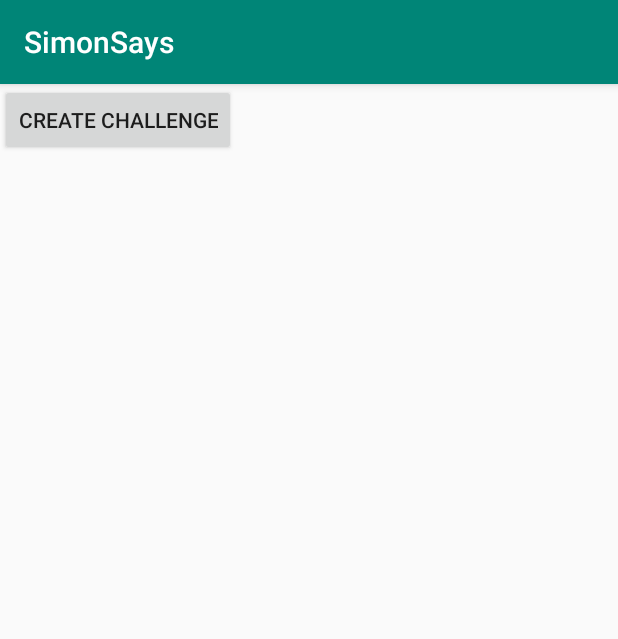
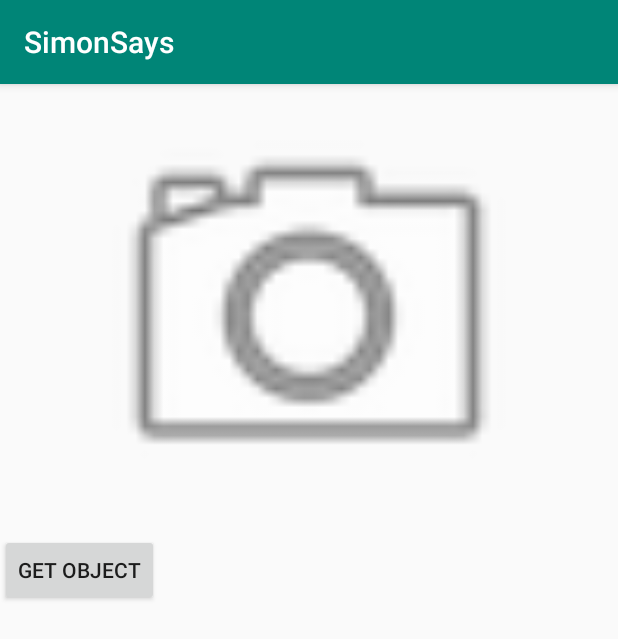
Before and after one commit to PaulTR/simon_says, an Android app: the screen it shows after launch (MainActivity before the commit, CreateChallengeActivity after it), after a tap on "CREATE CHALLENGE", on a phone screen of 412 x 824 dp. Shown: the top 639 px of the screen. Run offline under Robolectric (Android 15) with nearby library versions, the phone set to English and light mode, and no system bars; libraries missing offline, so code that uses them is left out: com.google.firebase.ml.

Commit message:
create challenge

```diff
--- a/app/build.gradle
+++ b/app/build.gradle
@@ -37,6 +37,10 @@ dependencies {
 
     implementation 'com.google.firebase:firebase-ml-vision:24.0.1'
     implementation 'com.google.firebase:firebase-ml-vision-image-label-model:19.0.0'
+    implementation "androidx.recyclerview:recyclerview-selection:1.1.0-rc01"
+    implementation 'androidx.recyclerview:recyclerview:1.1.0'
+
+
 }
 
 apply plugin: 'com.google.gms.google-services'  // Google Services plugin
--- a/app/src/main/AndroidManifest.xml
+++ b/app/src/main/AndroidManifest.xml
@@ -21,6 +21,8 @@
                 <category android:name="android.intent.category.LAUNCHER" />
             </intent-filter>
         </activity>
+
+        <activity android:name=".CreateChallengeActivity" />
     </application>
 
 </manifest>
--- /dev/null
+++ b/app/src/main/java/com/devrelconf/simonsays/CreateChallengeActivity.kt
@@ -0,0 +1,147 @@
+package com.devrelconf.simonsays
+
+import android.app.Activity
+import android.content.Context
+import android.content.Intent
+import android.graphics.Bitmap
+import android.graphics.Matrix
+import android.hardware.camera2.CameraAccessException
+import android.hardware.camera2.CameraCharacteristics
+import android.hardware.camera2.CameraManager
+import android.os.Bundle
+import android.provider.MediaStore
+import android.util.Log
+import android.util.SparseIntArray
+import android.view.Surface
+import android.view.View
+import androidx.appcompat.app.AppCompatActivity
+import androidx.recyclerview.widget.LinearLayoutManager
+import androidx.recyclerview.widget.RecyclerView
+import com.google.firebase.ml.vision.FirebaseVision
+import com.google.firebase.ml.vision.common.FirebaseVisionImage
+import com.google.firebase.ml.vision.common.FirebaseVisionImageMetadata
+import kotlinx.android.synthetic.main.activity_create_challenge.*
+
+class CreateChallengeActivity : AppCompatActivity() {
+
+    private val REQUEST_IMAGE_CAPTURE = 1
+
+    override fun onCreate(savedInstanceState: Bundle?) {
+        super.onCreate(savedInstanceState)
+
+        setContentView(R.layout.activity_create_challenge)
+
+        btn_take_picture.setOnClickListener( View.OnClickListener {
+            startCamera()
+        })
+    }
+
+    private fun startCamera() {
+        Intent(MediaStore.ACTION_IMAGE_CAPTURE).also { takePictureIntent ->
+            takePictureIntent.resolveActivity(packageManager)?.also {
+                startActivityForResult(takePictureIntent, REQUEST_IMAGE_CAPTURE)
+            }
+        }
+    }
+
+    override fun onActivityResult(requestCode: Int, resultCode: Int, data: Intent?) {
+        super.onActivityResult(requestCode, resultCode, data)
+
+        if( requestCode == REQUEST_IMAGE_CAPTURE && resultCode == Activity.RESULT_OK ) {
+            Log.e("Test", "its an image")
+            if( data == null || data!!.extras == null || data!!.extras!!.get("data") == null ) {
+
+            } else {
+                val photo = data?.extras?.get("data") as Bitmap
+
+                var rotation = 0
+
+                try {
+                    rotation = getRotationCompensation(this)
+                } catch (e: CameraAccessException) {
+                    Log.e("Machine Learning", "camera access exception")
+                }
+
+                val matrix = Matrix()
+                matrix.postRotate(rotation.toFloat())
+                val rotatedPhoto =
+                    Bitmap.createBitmap(photo, 0, 0, photo.width, photo.height, matrix, true)
+                matrix.postRotate(rotation.toFloat() + 90)
+                image.setImageBitmap(Bitmap.createBitmap(photo, 0, 0, photo.width, photo.height, matrix, true))
+                val firebaseVisionImage = FirebaseVisionImage.fromBitmap(rotatedPhoto)
+
+                val labeler = FirebaseVision.getInstance().getOnDeviceImageLabeler()
+
+
+                labeler.processImage(firebaseVisionImage)
+                    .addOnSuccessListener { labels ->
+                        for( label in labels ) {
+                            Log.e("Test", "label: " + label.text)
+                        }
+
+                        labels_list.setHasFixedSize(true)
+
+                        val layoutManager = LinearLayoutManager(baseContext)
+                        layoutManager.orientation = LinearLayoutManager.VERTICAL
+                        labels_list.layoutManager = layoutManager
+                        labels_list.adapter = LabelsRVAdapter(labels)
+                    }
+            }
+        }
+    }
+
+    @Throws(CameraAccessException::class)
+    protected fun getRotationCompensation(activity: Activity): Int {
+
+        val manager = activity.getSystemService(Context.CAMERA_SERVICE) as CameraManager
+
+        var camIds: Array<String>? = null
+
+        try {
+            camIds = manager.cameraIdList
+        } catch (e: CameraAccessException) {
+            Log.w("Machine Learning", "Cannot get the list of available cameras", e)
+        }
+
+        if (camIds == null || camIds.size < 1) {
+            Log.d("Machine Learning", "No cameras found")
+
+            return 0
+        }
+
+        val deviceRotation = activity.windowManager.defaultDisplay.rotation
+        var rotationCompensation = ORIENTATIONS.get(deviceRotation)
+
+        val cameraManager = activity.getSystemService(Context.CAMERA_SERVICE) as CameraManager
+        val sensorOrientation = cameraManager
+            .getCameraCharacteristics(camIds[0])
+            .get(CameraCharacteristics.SENSOR_ORIENTATION)!!
+        rotationCompensation = (rotationCompensation + sensorOrientation + 270) % 360
+
+        val result: Int
+        when (rotationCompensation) {
+            0 -> result = FirebaseVisionImageMetadata.ROTATION_0
+            90 -> result = FirebaseVisionImageMetadata.ROTATION_90
+            180 -> result = FirebaseVisionImageMetadata.ROTATION_180
+            270 -> result = FirebaseVisionImageMetadata.ROTATION_270
+            else -> {
+                result = FirebaseVisionImageMetadata.ROTATION_0
+                Log.e("Machine Learning", "Bad rotation value: $rotationCompensation")
+            }
+        }
+        return result
+    }
+
+    companion object {
+
+        private val ORIENTATIONS = SparseIntArray()
+
+        init {
+            ORIENTATIONS.append(Surface.ROTATION_0, 90)
+            ORIENTATIONS.append(Surface.ROTATION_90, 0)
+            ORIENTATIONS.append(Surface.ROTATION_180, 270)
+            ORIENTATIONS.append(Surface.ROTATION_270, 180)
+        }
+    }
+
+}
--- a/app/src/main/java/com/devrelconf/simonsays/MainActivity.kt
+++ b/app/src/main/java/com/devrelconf/simonsays/MainActivity.kt
@@ -27,114 +27,12 @@ import kotlinx.android.synthetic.main.activity_main.*
 
 class MainActivity : AppCompatActivity() {
 
-    private val REQUEST_IMAGE_CAPTURE = 1
-
     override fun onCreate(savedInstanceState: Bundle?) {
         super.onCreate(savedInstanceState)
         setContentView(R.layout.activity_main)
 
         btn_create_challenge.setOnClickListener( View.OnClickListener {
-            startCamera()
+            startActivity(Intent(baseContext, CreateChallengeActivity::class.java))
         })
     }
-
-    private fun startCamera() {
-        Intent(MediaStore.ACTION_IMAGE_CAPTURE).also { takePictureIntent ->
-            takePictureIntent.resolveActivity(packageManager)?.also {
-                startActivityForResult(takePictureIntent, REQUEST_IMAGE_CAPTURE)
-            }
-        }
-    }
-
-    override fun onActivityResult(requestCode: Int, resultCode: Int, data: Intent?) {
-        super.onActivityResult(requestCode, resultCode, data)
-
-        if( requestCode == REQUEST_IMAGE_CAPTURE && resultCode == Activity.RESULT_OK ) {
-            Log.e("Test", "its an image")
-            if( data == null || data!!.extras == null || data!!.extras!!.get("data") == null ) {
-
-            } else {
-                val photo = data?.extras?.get("data") as Bitmap
-
-                var rotation = 0
-
-                try {
-                    rotation = getRotationCompensation(this)
-                } catch (e: CameraAccessException) {
-                    Log.e("Machine Learning", "camera access exception")
-                }
-
-                val matrix = Matrix()
-                matrix.postRotate(rotation.toFloat())
-                val rotatedPhoto =
-                    Bitmap.createBitmap(photo, 0, 0, photo.width, photo.height, matrix, true)
-
-                val firebaseVisionImage = FirebaseVisionImage.fromBitmap(rotatedPhoto)
-
-                val labeler = FirebaseVision.getInstance().getOnDeviceImageLabeler()
-
-
-                labeler.processImage(firebaseVisionImage)
-                    .addOnSuccessListener { labels ->
-                        for( label in labels ) {
-                            Log.e("Test", "label: " + label.text)
-                        }
-                    }
-            }
-        }
-    }
-
-    @Throws(CameraAccessException::class)
-    protected fun getRotationCompensation(activity: Activity): Int {
-
-        val manager = activity.getSystemService(Context.CAMERA_SERVICE) as CameraManager
-
-        var camIds: Array<String>? = null
-
-        try {
-            camIds = manager.cameraIdList
-        } catch (e: CameraAccessException) {
-            Log.w("Machine Learning", "Cannot get the list of available cameras", e)
-        }
-
-        if (camIds == null || camIds.size < 1) {
-            Log.d("Machine Learning", "No cameras found")
-
-            return 0
-        }
-
-        val deviceRotation = activity.windowManager.defaultDisplay.rotation
-        var rotationCompensation = ORIENTATIONS.get(deviceRotation)
-
-        val cameraManager = activity.getSystemService(Context.CAMERA_SERVICE) as CameraManager
-        val sensorOrientation = cameraManager
-            .getCameraCharacteristics(camIds[0])
-            .get(CameraCharacteristics.SENSOR_ORIENTATION)!!
-        rotationCompensation = (rotationCompensation + sensorOrientation + 270) % 360
-
-        val result: Int
-        when (rotationCompensation) {
-            0 -> result = FirebaseVisionImageMetadata.ROTATION_0
-            90 -> result = FirebaseVisionImageMetadata.ROTATION_90
-            180 -> result = FirebaseVisionImageMetadata.ROTATION_180
-            270 -> result = FirebaseVisionImageMetadata.ROTATION_270
-            else -> {
-                result = FirebaseVisionImageMetadata.ROTATION_0
-                Log.e("Machine Learning", "Bad rotation value: $rotationCompensation")
-            }
-        }
-        return result
-    }
-
-    companion object {
-
-        private val ORIENTATIONS = SparseIntArray()
-
-        init {
-            ORIENTATIONS.append(Surface.ROTATION_0, 90)
-            ORIENTATIONS.append(Surface.ROTATION_90, 0)
-            ORIENTATIONS.append(Surface.ROTATION_180, 270)
-            ORIENTATIONS.append(Surface.ROTATION_270, 180)
-        }
-    }
 }
--- /dev/null
+++ b/app/src/main/res/layout/activity_create_challenge.xml
@@ -0,0 +1,33 @@
+<?xml version="1.0" encoding="utf-8"?>
+<ScrollView xmlns:app="http://schemas.android.com/apk/res-auto"
+    xmlns:tools="http://schemas.android.com/tools"
+    xmlns:android="http://schemas.android.com/apk/res/android"
+    android:layout_width="match_parent"
+    android:layout_height="wrap_content"
+    tools:context=".MainActivity">
+
+    <LinearLayout
+        android:layout_width="match_parent"
+        android:layout_height="wrap_content"
+        android:orientation="vertical">
+
+        <ImageView
+            android:id="@+id/image"
+            android:layout_width="match_parent"
+            android:layout_height="300dp"
+            android:src="@android:drawable/ic_menu_camera"
+            android:scaleType="fitCenter"/>
+
+        <Button
+            android:id="@+id/btn_take_picture"
+            android:layout_width="wrap_content"
+            android:layout_height="wrap_content"
+            android:text="Get Object" />
+
+    <androidx.recyclerview.widget.RecyclerView
+        android:id="@+id/labels_list"
+        android:layout_height="wrap_content"
+        android:layout_width="match_parent" />
+
+    </LinearLayout>
+</ScrollView>
```
Also changed, not shown: app/src/main/java/com/devrelconf/simonsays/LabelsRVAdapter.kt (added, +39 -0 lines).
